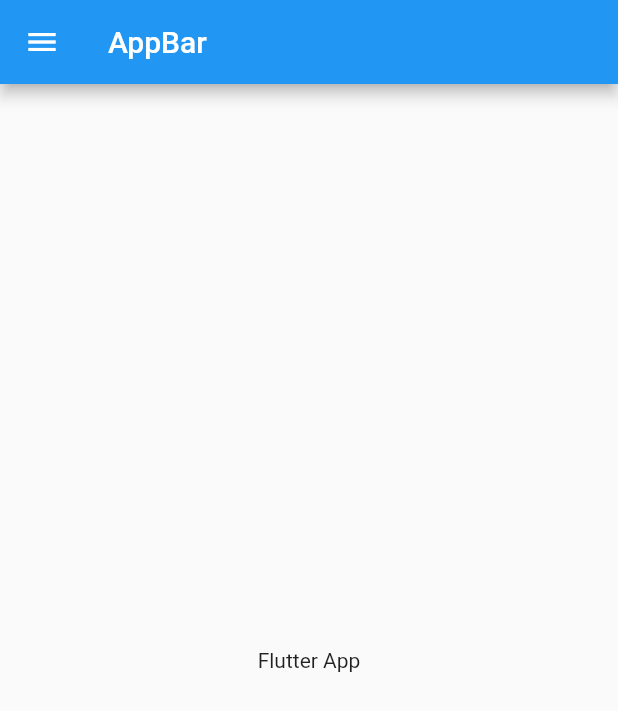
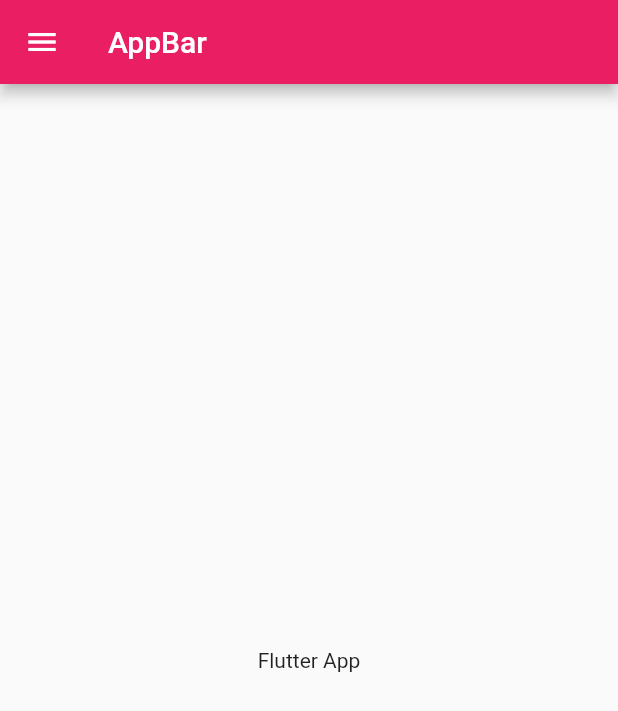
Before and after one commit to Vikash-Android7500/Flutter, a Flutter app: the screen it shows after launch, on a phone screen of 412 x 824 dp. Shown: the top 711 px of the screen. Run offline on Flutter 3.47's test engine with Material 2 defaults, Android fonts, the phone set to English and light mode, and no system bars.

Commit message:
day2 finish

```diff
--- a/lib/HomeScreen.dart
+++ b/lib/HomeScreen.dart
@@ -6,6 +6,7 @@ class HomeScreen extends StatelessWidget {
   Widget build(BuildContext context) {
     return Scaffold(
       appBar: AppBar(
+        backgroundColor: Colors.pink,
         title: Title(color: Colors.black, child: Text("AppBar")),
       ),
       body: Center(
```
